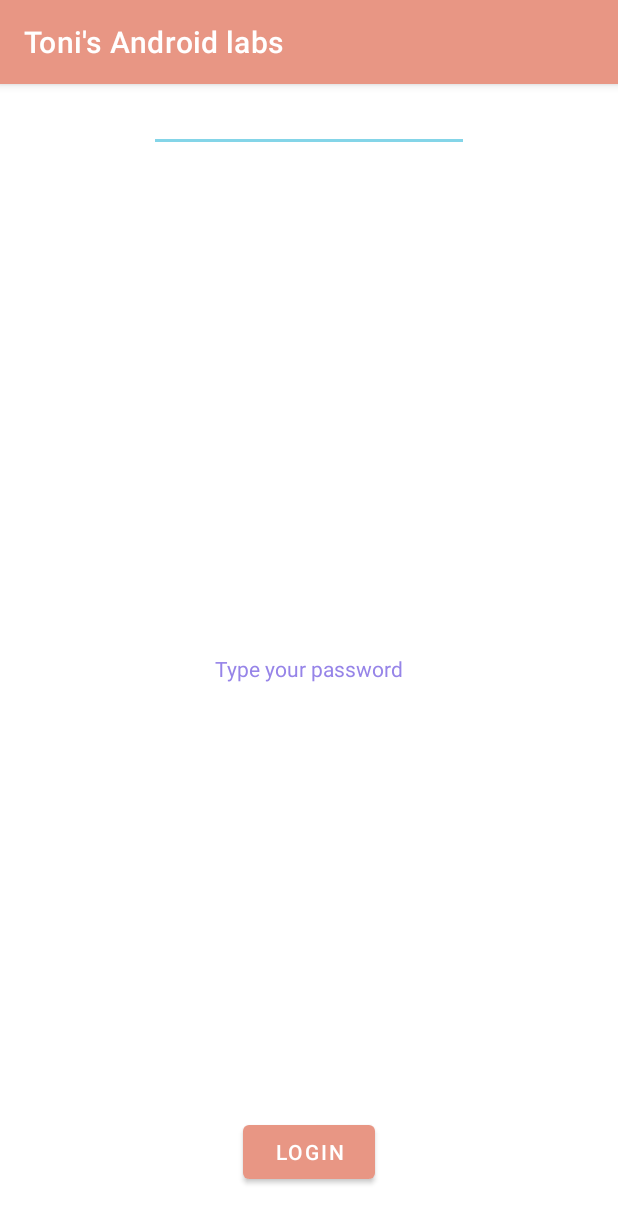
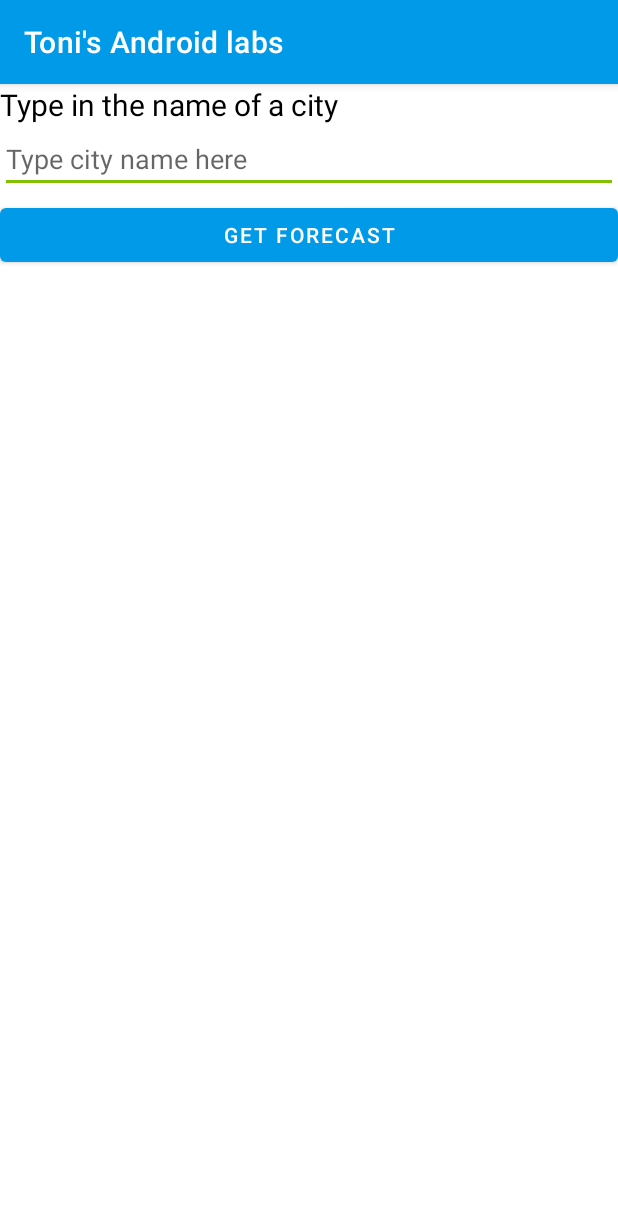
Before and after one commit to tonioluwole/TonisAndroidlabs, an Android app: the screen it shows after launch (MainActivity), on a phone screen of 412 x 824 dp. Shown: the top 1223 px of the screen. Run offline under Robolectric (Android 15) with nearby library versions, the phone set to English and light mode, and no system bars.

Commit message:
Finished Week9 in JSON

```diff
--- a/app/build.gradle
+++ b/app/build.gradle
@@ -18,6 +18,7 @@ android {
 
     buildTypes {
         release {
+            testCoverageEnabled true
             minifyEnabled false
             proguardFiles getDefaultProguardFile('proguard-android-optimize.txt'), 'proguard-rules.pro'
         }
@@ -31,6 +32,8 @@ android {
 dependencies {
 
     implementation 'androidx.appcompat:appcompat:1.2.0'
+    androidTestCompile 'com.android.support.test.espresso:espresso-core:3.0.2'
+    androidTestCompile 'com.android.support.test:runner:1.0.2'
     implementation 'com.google.android.material:material:1.3.0'
     implementation 'androidx.constraintlayout:constraintlayout:2.0.4'
     testImplementation 'junit:junit:4.+'
--- a/app/src/main/AndroidManifest.xml
+++ b/app/src/main/AndroidManifest.xml
@@ -1,6 +1,8 @@
 <?xml version="1.0" encoding="utf-8"?>
 <manifest xmlns:android="http://schemas.android.com/apk/res/android"
     package="algonquin.cst2335.oluw0006">
+
+    <uses-permission android:name="android.permission.INTERNET"/>
 
     <application
         android:allowBackup="true"
--- a/app/src/main/res/layout/activity_main.xml
+++ b/app/src/main/res/layout/activity_main.xml
@@ -9,34 +9,79 @@
 
     <TextView
         android:id="@+id/tv"
-        android:layout_width="wrap_content"
+        android:layout_width="match_parent"
         android:layout_height="wrap_content"
-        android:layout_marginTop="380dp"
-        android:text="Type your password"
-        app:layout_constraintEnd_toEndOf="parent"
+        android:text="Type in the name of a city"
+        android:textSize="20dp"
         app:layout_constraintStart_toStartOf="parent"
         app:layout_constraintTop_toTopOf="parent" />
 
+    <EditText
+        android:id="@+id/ets"
+        android:layout_width="match_parent"
+        android:layout_height="wrap_content"
+        android:ems="10"
+        android:hint="Type city name here"
+        app:layout_constraintStart_toStartOf="parent"
+        app:layout_constraintTop_toBottomOf="@+id/tv" />
+
     <Button
         android:id="@+id/btn"
+        android:layout_width="match_parent"
+        android:layout_height="wrap_content"
+        android:layout_marginTop="4dp"
+        android:text="Get Forecast"
+        app:layout_constraintStart_toStartOf="parent"
+        app:layout_constraintTop_toBottomOf="@+id/ets" />
+
+    <TextView
+        android:id="@+id/temp"
+        android:layout_width="match_parent"
+        android:layout_height="wrap_content"
+        android:text="Temp goes here"
+        android:visibility="invisible"
+        app:layout_constraintTop_toBottomOf="@+id/btn" />
+
+    <TextView
+        android:id="@+id/max"
+        android:layout_width="match_parent"
+        android:layout_height="wrap_content"
+        android:text="Max goes here"
+        android:visibility="invisible"
+        app:layout_constraintTop_toBottomOf="@+id/temp" />
+
+    <TextView
+        android:id="@+id/min"
+        android:layout_width="match_parent"
+        android:layout_height="wrap_content"
+        android:text="Min goes here"
+        android:visibility="invisible"
+        app:layout_constraintTop_toBottomOf="@+id/max" />
+
+    <TextView
+        android:id="@+id/humidity"
+        android:layout_width="match_parent"
+        android:layout_height="wrap_content"
+        android:text="Humidity goes here"
+        android:visibility="invisible"
+        app:layout_constraintTop_toBottomOf="@+id/min" />
+
+    <ImageView
+        android:id="@+id/iv"
         android:layout_width="wrap_content"
         android:layout_height="wrap_content"
-        android:layout_marginBottom="32dp"
-        android:text="Login"
-        app:layout_constraintBottom_toBottomOf="parent"
-        app:layout_constraintEnd_toEndOf="parent"
+        android:visibility="invisible"
+        app:layout_constraintBottom_toTopOf="@+id/description"
         app:layout_constraintStart_toStartOf="parent" />
 
-    <EditText
-        android:id="@+id/et"
-        android:layout_width="wrap_content"
+    <TextView
+        android:id="@+id/description"
+        android:layout_width="match_parent"
         android:layout_height="wrap_content"
-        android:layout_marginTop="32dp"
-        android:ems="10"
-        android:inputType="textPassword"
-        app:layout_constraintEnd_toEndOf="parent"
-        app:layout_constraintStart_toStartOf="parent"
-        app:layout_constraintTop_toBottomOf="@+id/textview" />
+        android:text="Description goes here"
+        android:visibility="invisible"
+        app:layout_constraintTop_toBottomOf="@+id/humidity"
+        tools:layout_editor_absoluteX="0dp" />
 
 
 </androidx.constraintlayout.widget.ConstraintLayout>
--- a/app/src/main/res/values/colors.xml
+++ b/app/src/main/res/values/colors.xml
@@ -1,15 +1,15 @@
 <?xml version="1.0" encoding="utf-8"?>
 <resources>
-    <color name="my_primary">#E89684</color>
-    <color name="my_secondary">#84D5E8</color>
+    <color name="my_primary">#009AE8</color>
+    <color name="my_secondary">#81C100</color>
     <color name="my_statusbar">#FFFFFF</color>
 
     <color name="black">#FF000000</color>
     <color name="white">#FFFFFFFF</color>
 
     <color name="dark_primary">#180029</color>
-    <color name="dark_secondary">#281700</color>
+    <color name="dark_secondary">#272727</color>
     <color name="dark_statusbar">#161616</color>
 
-    <color name="my_text">#9684E8</color>
+    <color name="my_text">#000000</color>
 </resources>
```
Also changed, not shown: app/src/main/java/algonquin/cst2335/oluw0006/MainActivity.java (+136 -102 lines).
